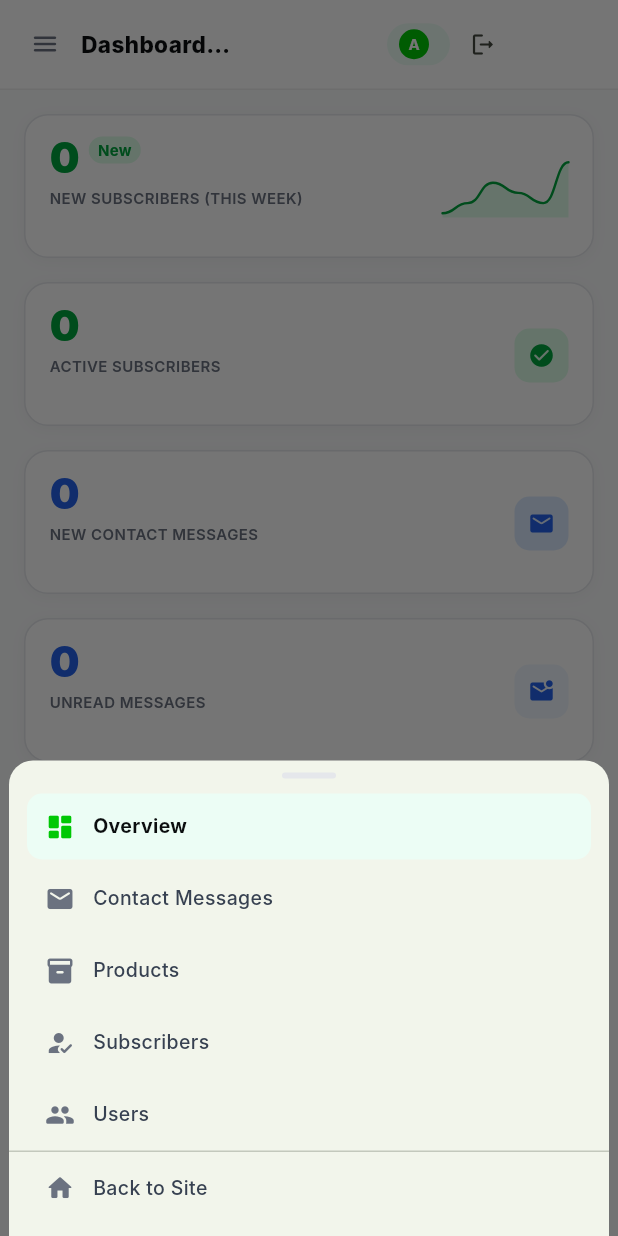
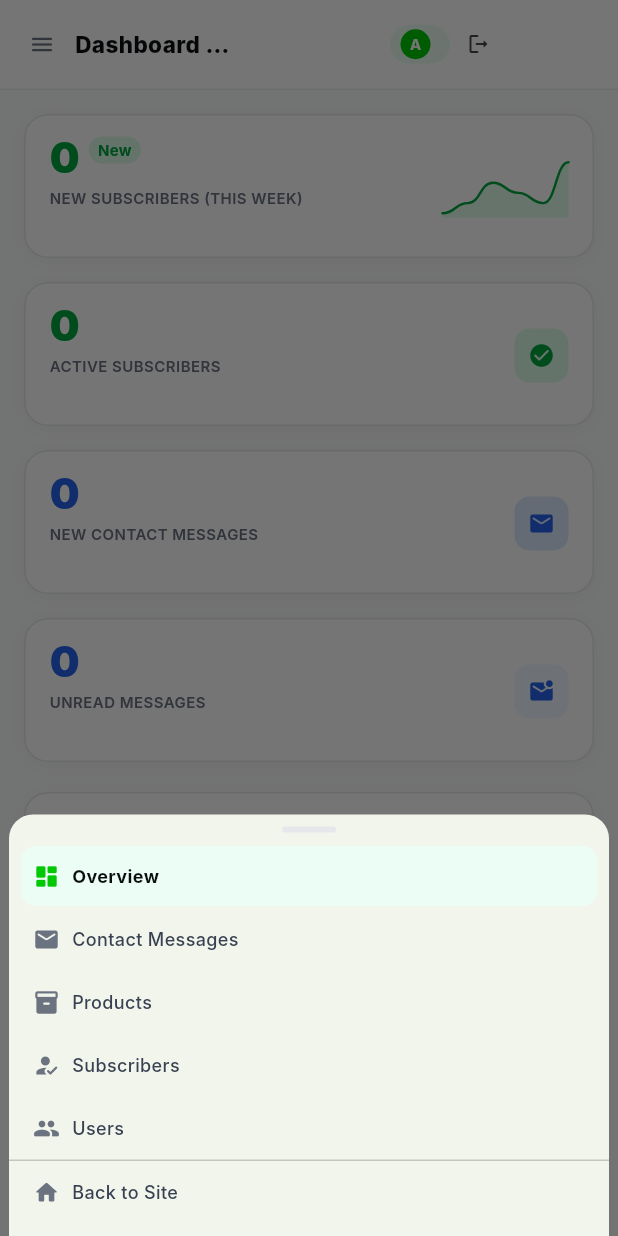
Before and after one commit to RHS39/hm_ent, a Flutter app: the AdminDashboard screen opened by its route, after a tap on the "menu" icon, on a phone screen of 412 x 824 dp. Run offline on Flutter 3.47's test engine with Material 3 defaults, Android fonts, the phone set to English and light mode, and no system bars; our stand-ins replace appwrite, equatable, file_picker, flutter_bloc, flutter_map, go_router and 5 more; missing offline and left inert: dart:js_interop, email_auth, extension_google_sign_in_as_googleapis_auth, googleapis, mailer; accounts and stored records are empty; network calls fail; Roboto replaces fonts that are missing (Inter); project files that could hold a hidden picture were left out.

Commit message:
fix(admin): further reduce hamburger widths + fix MessageSourceCard overflow
- Hamburger button 36->32, icon 20->18, remove border to keep fixed bounds, scale 0.98 hover / 0.90 press
- Tile: padding 12->8, icon 20->18, text 13->12, height 44->40 (saves ~12px)
- Header pill maxWidth 140->110, padding 8->7, gap 4->3, logout 36->32
- MessageSourceCard: replace fixed Row (donut 120 + legend + expanded) with LayoutBuilder responsive: <520 stacks Column, else Row with Flexible legend, fixes ~12px overflow on narrow

```diff
--- a/lib/pages/admin/admin_dashboard.dart
+++ b/lib/pages/admin/admin_dashboard.dart
@@ -264,9 +264,9 @@
                       Flexible(
                         fit: FlexFit.loose,
                         child: ConstrainedBox(
-                          constraints: BoxConstraints(maxWidth: isMobile ? 140 : 180),
+                          constraints: BoxConstraints(maxWidth: isMobile ? 110 : 180),
                           child: Container(
-                            padding: EdgeInsets.symmetric(horizontal: isMobile ? 8 : 12, vertical: isMobile ? 4 : 6),
+                            padding: EdgeInsets.symmetric(horizontal: isMobile ? 7 : 12, vertical: isMobile ? 3 : 6),
                             decoration: BoxDecoration(
                               color: const Color(0xFFECFDF5),
                               borderRadius: BorderRadius.circular(100),
@@ -291,13 +291,13 @@
                           ),
                         ),
                       ),
-                      SizedBox(width: isMobile ? 4 : 8),
+                      SizedBox(width: isMobile ? 3 : 8),
                       SizedBox(
-                        width: isMobile ? 36 : 44,
-                        height: isMobile ? 36 : 44,
+                        width: isMobile ? 32 : 44,
+                        height: isMobile ? 32 : 44,
                         child: IconButton(
                           padding: EdgeInsets.zero,
-                          icon: Icon(Icons.logout_rounded, size: isMobile ? 18 : 20),
+                          icon: Icon(Icons.logout_rounded, size: isMobile ? 16 : 20),
                           tooltip: 'Log out',
                           onPressed: () async {
                             await AppwriteAuthService.signOut();
@@ -408,7 +408,7 @@
   @override
   Widget build(BuildContext context) {
     return Padding(
-      padding: const EdgeInsets.symmetric(horizontal: 12, vertical: 2),
+      padding: const EdgeInsets.symmetric(horizontal: 8, vertical: 1),
       child: Material(
         color: selected ? const Color(0xFFECFDF5) : Colors.transparent,
         borderRadius: BorderRadius.circular(10),
@@ -416,16 +416,16 @@
           onTap: onTap,
           borderRadius: BorderRadius.circular(10),
           child: SizedBox(
-            height: 44,
+            height: 40,
             child: Row(
               children: [
-                const SizedBox(width: 12),
-                Icon(icon, size: 20, color: selected ? const Color(0xFF00C805) : const Color(0xFF6B7280)),
-                const SizedBox(width: 12),
+                const SizedBox(width: 8),
+                Icon(icon, size: 18, color: selected ? const Color(0xFF00C805) : const Color(0xFF6B7280)),
+                const SizedBox(width: 8),
                 Expanded(
-                  child: Text(label, maxLines: 1, overflow: TextOverflow.ellipsis, style: TextStyle(fontSize: 13, fontWeight: selected ? FontWeight.w700 : FontWeight.w500, color: selected ? const Color(0xFF0B0E0F) : const Color(0xFF374151))),
+                  child: Text(label, maxLines: 1, overflow: TextOverflow.ellipsis, style: TextStyle(fontSize: 12, fontWeight: selected ? FontWeight.w700 : FontWeight.w500, color: selected ? const Color(0xFF0B0E0F) : const Color(0xFF374151))),
                 ),
-                const SizedBox(width: 12),
+                const SizedBox(width: 8),
               ],
             ),
           ),
@@ -461,23 +461,22 @@
           onTapUp: (_) => setState(() => _pressed = false),
           onTapCancel: () => setState(() => _pressed = false),
           child: AnimatedScale(
-            scale: _pressed ? 0.92 : _hovered ? 1.0 : 1.0,
+            scale: _pressed ? 0.90 : _hovered ? 0.98 : 1.0,
             duration: const Duration(milliseconds: 140),
             curve: Curves.easeOut,
             child: AnimatedContainer(
               duration: const Duration(milliseconds: 160),
               curve: Curves.easeOut,
-              width: 36,
-              height: 36,
+              width: 32,
+              height: 32,
               alignment: Alignment.center,
               decoration: BoxDecoration(
                 color: _pressed ? const Color(0xFFE5E7EB) : _hovered ? const Color(0xFFF3F4F6) : Colors.transparent,
-                borderRadius: BorderRadius.circular(8),
-                border: Border.all(color: _hovered ? const Color(0xFFE5E7EB) : Colors.transparent, width: 1),
+                borderRadius: BorderRadius.circular(7),
               ),
               child: Icon(
                 Icons.menu_rounded,
-                size: 20,
+                size: 18,
                 color: _hovered ? const Color(0xFF0B0E0F) : const Color(0xFF6B7280),
               ),
             ),
--- a/lib/pages/admin/admin_overview_section.dart
+++ b/lib/pages/admin/admin_overview_section.dart
@@ -620,12 +620,18 @@
             ],
           ),
           const SizedBox(height: 16),
+          LayoutBuilder(builder: (context, c2) {
+            final isCompact = c2.maxWidth < 520;
+            if (isCompact) {
+              return Column(
+                crossAxisAlignment: CrossAxisAlignment.start,
+                children: [
                   Row(
                     crossAxisAlignment: CrossAxisAlignment.center,
                     children: [
                       SizedBox(
-                width: 120,
-                height: 120,
+                        width: 100,
+                        height: 100,
                         child: CustomPaint(
                           painter: _DonutPainter(
                             values: entries.map((e) => e.value.toDouble()).toList(),
@@ -633,8 +639,84 @@
                           ),
                         ),
                       ),
-              const SizedBox(width: 16),
-              Column(
+                      const SizedBox(width: 12),
+                      Flexible(
+                        child: Column(
+                          crossAxisAlignment: CrossAxisAlignment.start,
+                          children: entries.map((e) {
+                            final c = colors[e.key] ?? const Color(0xFF2563EB);
+                            return Padding(
+                              padding: const EdgeInsets.symmetric(vertical: 3),
+                              child: Row(
+                                mainAxisSize: MainAxisSize.min,
+                                children: [
+                                  Container(width: 8, height: 8, decoration: BoxDecoration(color: c, shape: BoxShape.circle)),
+                                  const SizedBox(width: 6),
+                                  Flexible(child: Text(e.key, maxLines: 1, overflow: TextOverflow.ellipsis, style: const TextStyle(fontSize: 11, fontWeight: FontWeight.w600, color: Color(0xFF374151)))),
+                                  const SizedBox(width: 4),
+                                  Text('(${((e.value / total) * 100).round()}%)', style: const TextStyle(fontSize: 10, color: Color(0xFF9CA3AF))),
+                                ],
+                              ),
+                            );
+                          }).toList(),
+                        ),
+                      ),
+                    ],
+                  ),
+                  const SizedBox(height: 12),
+                  ...recentContacts.take(2).map((c) {
+                    final name = (c['name'] ?? 'Rohit').toString();
+                    final email = (c['email'] ?? 'rohit110@gmail.com').toString();
+                    final status = (c['status'] ?? 'new').toString();
+                    final isNew = status.toLowerCase() == 'new';
+                    final snippet = (c['message'] ?? 'Message snippet rihza ...').toString();
+                    final shortSnippet = snippet.length > 24 ? '${snippet.substring(0, 24)}...' : snippet;
+                    return Container(
+                      margin: const EdgeInsets.only(bottom: 8),
+                      padding: const EdgeInsets.all(10),
+                      decoration: BoxDecoration(color: const Color(0xFFF9FAFB), borderRadius: BorderRadius.circular(12), border: Border.all(color: const Color(0xFFF3F4F6))),
+                      child: Row(
+                        crossAxisAlignment: CrossAxisAlignment.start,
+                        children: [
+                          CircleAvatar(radius: 14, backgroundColor: const Color(0xFF6B7280), child: Text(name.isNotEmpty ? name[0].toUpperCase() : 'R', style: const TextStyle(color: Colors.white, fontSize: 11, fontWeight: FontWeight.w700))),
+                          const SizedBox(width: 8),
+                          Expanded(
+                            child: Column(
+                              crossAxisAlignment: CrossAxisAlignment.start,
+                              children: [
+                                Row(children: [Expanded(child: Text(name, maxLines: 1, overflow: TextOverflow.ellipsis, style: const TextStyle(fontSize: 12, fontWeight: FontWeight.w700, color: Color(0xFF0B0E0F)))), Container(padding: const EdgeInsets.symmetric(horizontal: 6, vertical: 2), decoration: BoxDecoration(color: isNew ? const Color(0xFF2563EB) : const Color(0xFFE5E7EB), borderRadius: BorderRadius.circular(6)), child: Text(isNew ? 'new' : 'read', style: TextStyle(fontSize: 10, fontWeight: FontWeight.w700, color: isNew ? Colors.white : const Color(0xFF6B7280))))]),
+                                Text(email, style: const TextStyle(fontSize: 10, color: Color(0xFF6B7280)), maxLines: 1, overflow: TextOverflow.ellipsis),
+                                const SizedBox(height: 2),
+                                Text(isNew ? 'New' : shortSnippet, style: const TextStyle(fontSize: 11, color: Color(0xFF374151)), maxLines: 1, overflow: TextOverflow.ellipsis),
+                              ],
+                            ),
+                          ),
+                          const SizedBox(width: 4),
+                          const Text('— 2d ago', style: TextStyle(fontSize: 10, color: Color(0xFF9CA3AF))),
+                        ],
+                      ),
+                    );
+                  }),
+                ],
+              );
+            }
+            return Row(
+              crossAxisAlignment: CrossAxisAlignment.center,
+              children: [
+                SizedBox(
+                  width: 110,
+                  height: 110,
+                  child: CustomPaint(
+                    painter: _DonutPainter(
+                      values: entries.map((e) => e.value.toDouble()).toList(),
+                      colors: entries.map((e) => colors[e.key] ?? const Color(0xFF2563EB)).toList(),
+                    ),
+                  ),
+                ),
+                const SizedBox(width: 14),
+                Flexible(
+                  flex: 2,
+                  child: Column(
                     crossAxisAlignment: CrossAxisAlignment.start,
                     children: entries.map((e) {
                       final c = colors[e.key] ?? const Color(0xFF2563EB);
@@ -643,18 +725,20 @@
                         child: Row(
                           mainAxisSize: MainAxisSize.min,
                           children: [
-                        Container(width: 10, height: 10, decoration: BoxDecoration(color: c, shape: BoxShape.circle)),
-                        const SizedBox(width: 8),
-                        Text(e.key, style: const TextStyle(fontSize: 12, fontWeight: FontWeight.w600, color: Color(0xFF374151))),
+                            Container(width: 8, height: 8, decoration: BoxDecoration(color: c, shape: BoxShape.circle)),
                             const SizedBox(width: 6),
-                        Text('(${((e.value / total) * 100).round()}%)', style: const TextStyle(fontSize: 11, color: Color(0xFF9CA3AF))),
+                            Flexible(child: Text(e.key, maxLines: 1, overflow: TextOverflow.ellipsis, style: const TextStyle(fontSize: 11, fontWeight: FontWeight.w600, color: Color(0xFF374151)))),
+                            const SizedBox(width: 4),
+                            Text('(${((e.value / total) * 100).round()}%)', style: const TextStyle(fontSize: 10, color: Color(0xFF9CA3AF))),
                           ],
                         ),
                       );
                     }).toList(),
                   ),
-              const SizedBox(width: 12),
+                ),
+                const SizedBox(width: 10),
                 Expanded(
+                  flex: 3,
                   child: Column(
                     children: recentContacts.take(2).map((c) {
                       final name = (c['name'] ?? 'Rohit').toString();
@@ -666,38 +750,25 @@
                       return Container(
                         margin: const EdgeInsets.only(bottom: 8),
                         padding: const EdgeInsets.all(10),
-                      decoration: BoxDecoration(
-                        color: const Color(0xFFF9FAFB),
-                        borderRadius: BorderRadius.circular(12),
-                        border: Border.all(color: const Color(0xFFF3F4F6)),
-                      ),
+                        decoration: BoxDecoration(color: const Color(0xFFF9FAFB), borderRadius: BorderRadius.circular(12), border: Border.all(color: const Color(0xFFF3F4F6))),
                         child: Row(
                           crossAxisAlignment: CrossAxisAlignment.start,
                           children: [
-                          CircleAvatar(radius: 14, backgroundColor: const Color(0xFF6B7280), child: Text(name.isNotEmpty ? name[0].toUpperCase() : 'R', style: const TextStyle(color: Colors.white, fontSize: 11, fontWeight: FontWeight.w700))),
-                          const SizedBox(width: 8),
+                            CircleAvatar(radius: 13, backgroundColor: const Color(0xFF6B7280), child: Text(name.isNotEmpty ? name[0].toUpperCase() : 'R', style: const TextStyle(color: Colors.white, fontSize: 11, fontWeight: FontWeight.w700))),
+                            const SizedBox(width: 7),
                             Expanded(
                               child: Column(
                                 crossAxisAlignment: CrossAxisAlignment.start,
                                 children: [
-                                Row(
-                                  children: [
-                                    Expanded(child: Text(name, style: const TextStyle(fontSize: 12, fontWeight: FontWeight.w700, color: Color(0xFF0B0E0F)))),
-                                    Container(
-                                      padding: const EdgeInsets.symmetric(horizontal: 6, vertical: 2),
-                                      decoration: BoxDecoration(color: isNew ? const Color(0xFF2563EB) : const Color(0xFFE5E7EB), borderRadius: BorderRadius.circular(6)),
-                                      child: Text(isNew ? 'new' : 'read', style: TextStyle(fontSize: 10, fontWeight: FontWeight.w700, color: isNew ? Colors.white : const Color(0xFF6B7280))),
-                                    ),
-                                  ],
-                                ),
-                                Text(email, style: const TextStyle(fontSize: 10, color: Color(0xFF6B7280)), maxLines: 1, overflow: TextOverflow.ellipsis),
+                                  Row(children: [Expanded(child: Text(name, maxLines: 1, overflow: TextOverflow.ellipsis, style: const TextStyle(fontSize: 11, fontWeight: FontWeight.w700, color: Color(0xFF0B0E0F)))), Container(padding: const EdgeInsets.symmetric(horizontal: 5, vertical: 2), decoration: BoxDecoration(color: isNew ? const Color(0xFF2563EB) : const Color(0xFFE5E7EB), borderRadius: BorderRadius.circular(6)), child: Text(isNew ? 'new' : 'read', style: TextStyle(fontSize: 9, fontWeight: FontWeight.w700, color: isNew ? Colors.white : const Color(0xFF6B7280))))]),
+                                  Text(email, style: const TextStyle(fontSize: 9, color: Color(0xFF6B7280)), maxLines: 1, overflow: TextOverflow.ellipsis),
                                   const SizedBox(height: 2),
-                                Text(isNew ? 'New' : shortSnippet, style: const TextStyle(fontSize: 11, color: Color(0xFF374151)), maxLines: 1, overflow: TextOverflow.ellipsis),
+                                  Text(isNew ? 'New' : shortSnippet, style: const TextStyle(fontSize: 10, color: Color(0xFF374151)), maxLines: 1, overflow: TextOverflow.ellipsis),
                                 ],
                               ),
                             ),
                             const SizedBox(width: 4),
-                          const Text('— 2d ago', style: TextStyle(fontSize: 10, color: Color(0xFF9CA3AF))),
+                            const Text('— 2d ago', style: TextStyle(fontSize: 9, color: Color(0xFF9CA3AF))),
                           ],
                         ),
                       );
@@ -705,7 +776,8 @@
                   ),
                 ),
               ],
-          ),
+            );
+          }),
         ],
       ),
     );
```
Lines whose indentation alone changed are shown as unchanged.
